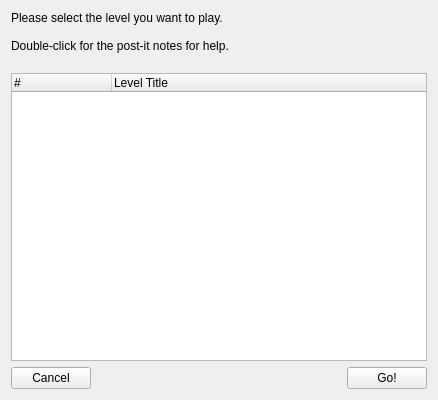
the-butterfly-effect/tbe, file src/view/ChooseLevel.ui: the form before one commit.
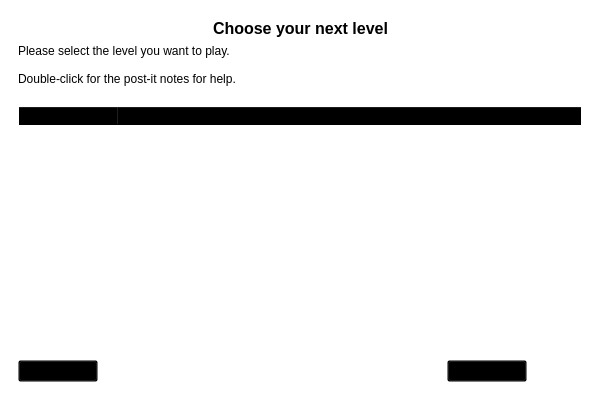
The form after the commit. Icons and pictures are not drawn. Custom widgets are drawn as their Qt base class.

Commit message: skin ChooseLevel dialog using GameResources background

Patch:
```diff
--- a/src/view/ChooseLevel.ui
+++ b/src/view/ChooseLevel.ui
@@ -6,7 +6,7 @@
    <rect>
     <x>0</x>
     <y>0</y>
-    <width>438</width>
+    <width>600</width>
     <height>400</height>
    </rect>
   </property>
@@ -14,11 +14,116 @@
    <string>Choose your game!</string>
   </property>
   <property name="autoFillBackground">
-   <bool>true</bool>
+   <bool>false</bool>
+  </property>
+  <property name="styleSheet">
+   <string notr="true">background: transparent;</string>
+  </property>
+  <layout class="QHBoxLayout" name="horizontalLayout_3">
+   <property name="spacing">
+    <number>0</number>
+   </property>
+   <property name="leftMargin">
+    <number>0</number>
+   </property>
+   <property name="topMargin">
+    <number>0</number>
+   </property>
+   <property name="rightMargin">
+    <number>0</number>
+   </property>
+   <property name="bottomMargin">
+    <number>0</number>
+   </property>
+   <item>
+    <widget class="QFrame" name="frame">
+     <property name="styleSheet">
+      <string notr="true">QFrame {
+   background: url(:/GameResources.png);
+}
+
+QPushButton {
+   background: url(:/button.png);
+}
+
+QLabel {
+  background: none;
+}</string>
+     </property>
+     <property name="frameShape">
+      <enum>QFrame::NoFrame</enum>
+     </property>
+     <property name="frameShadow">
+      <enum>QFrame::Plain</enum>
+     </property>
+     <property name="lineWidth">
+      <number>0</number>
   </property>
   <layout class="QVBoxLayout" name="verticalLayout">
+      <property name="leftMargin">
+       <number>18</number>
+      </property>
+      <property name="topMargin">
+       <number>18</number>
+      </property>
+      <property name="rightMargin">
+       <number>18</number>
+      </property>
+      <property name="bottomMargin">
+       <number>18</number>
+      </property>
+      <item>
+       <layout class="QHBoxLayout" name="horizontalLayout_2">
+        <item>
+         <spacer name="horizontalSpacer_2">
+          <property name="orientation">
+           <enum>Qt::Horizontal</enum>
+          </property>
+          <property name="sizeHint" stdset="0">
+           <size>
+            <width>40</width>
+            <height>20</height>
+           </size>
+          </property>
+         </spacer>
+        </item>
+        <item>
+         <widget class="QLabel" name="theTitle">
+          <property name="font">
+           <font>
+            <pointsize>12</pointsize>
+            <weight>75</weight>
+            <bold>true</bold>
+           </font>
+          </property>
+          <property name="styleSheet">
+           <string notr="true">background: url(:/button.png);</string>
+          </property>
+          <property name="text">
+           <string>Choose your next level</string>
+          </property>
+         </widget>
+        </item>
+        <item>
+         <spacer name="horizontalSpacer_3">
+          <property name="orientation">
+           <enum>Qt::Horizontal</enum>
+          </property>
+          <property name="sizeHint" stdset="0">
+           <size>
+            <width>40</width>
+            <height>20</height>
+           </size>
+          </property>
+         </spacer>
+        </item>
+       </layout>
+      </item>
    <item>
     <widget class="QLabel" name="label">
+        <property name="styleSheet">
+         <string notr="true"/>
+        </property>
      <property name="text">
       <string>Please select the level you want to play.
 
@@ -29,6 +134,9 @@
    </item>
    <item>
     <widget class="QTreeWidget" name="theTreeWidget">
+        <property name="styleSheet">
+         <string notr="true">background: url(none); </string>
+        </property>
      <property name="itemsExpandable">
       <bool>false</bool>
      </property>
@@ -82,7 +190,26 @@
        </property>
       </widget>
      </item>
-    </layout>
+        <item>
+         <spacer name="horizontalSpacer_4">
+          <property name="orientation">
+           <enum>Qt::Horizontal</enum>
+          </property>
+          <property name="sizeType">
+           <enum>QSizePolicy::Minimum</enum>
+          </property>
+          <property name="sizeHint" stdset="0">
+           <size>
+            <width>55</width>
+            <height>1</height>
+           </size>
+          </property>
+         </spacer>
+        </item>
+       </layout>
+      </item>
+     </layout>
+    </widget>
    </item>
   </layout>
  </widget>
```
Left out of the diff: 4 changed lines with no effect on the pictures. Lines whose indentation alone changed are shown as unchanged.
